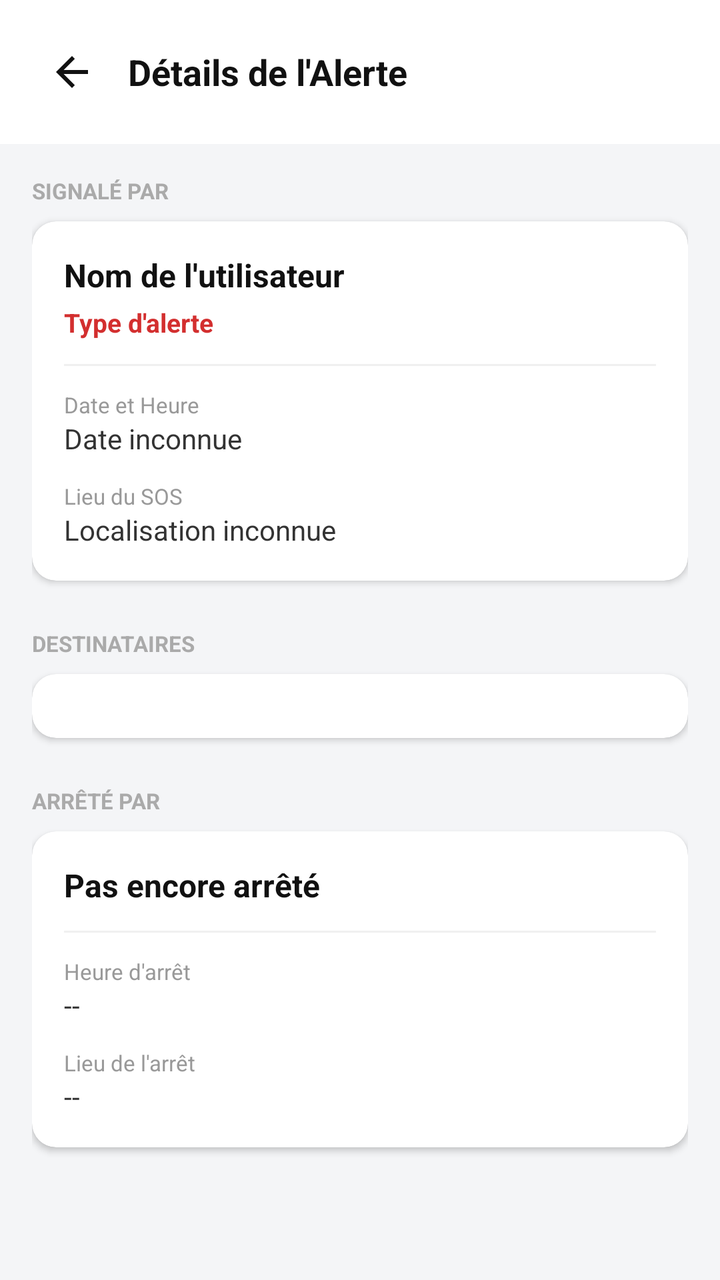
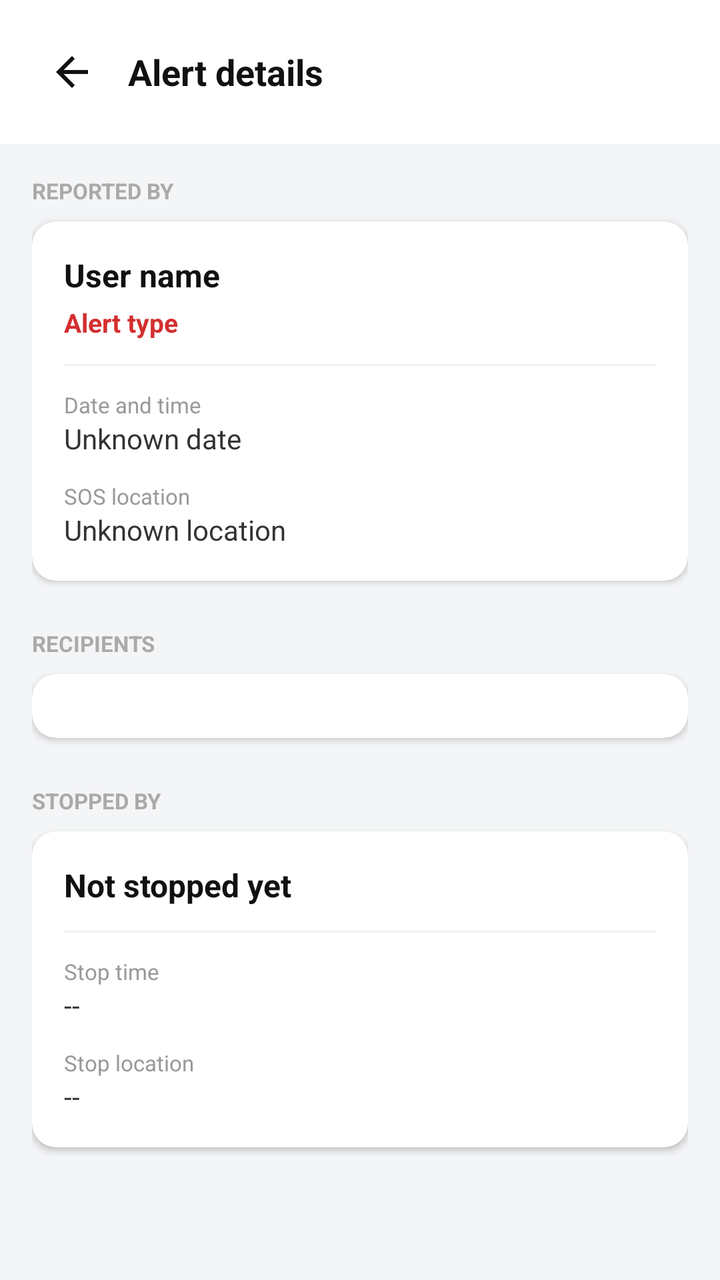

An Android layout rendered at two revisions. The XML below is the earlier revision; the diff shows what the commit changed to produce the second picture.
<!-- AndroidManifest.xml: application theme Theme.AppCompat.Light.NoActionBar -->
<!-- res/layout/activity_alert_detail.xml -->
<?xml version="1.0" encoding="utf-8"?>
<LinearLayout xmlns:android="http://schemas.android.com/apk/res/android"
    xmlns:app="http://schemas.android.com/apk/res-auto"
    android:layout_width="match_parent"
    android:layout_height="match_parent"
    android:orientation="vertical"
    android:background="#F4F5F7">

    
    <LinearLayout
        android:layout_width="match_parent"
        android:layout_height="wrap_content"
        android:background="#FFFFFF"
        android:orientation="horizontal"
        android:gravity="center_vertical"
        android:padding="16dp">

        <ImageButton
            android:id="@+id/btnBack"
            android:layout_width="40dp"
            android:layout_height="40dp"
            android:background="?attr/selectableItemBackgroundBorderless"
            android:src="@drawable/ic_back_arrow"
            android:contentDescription="Retour" />

        <TextView
            android:layout_width="wrap_content"
            android:layout_height="wrap_content"
            android:text="Détails de l'Alerte"
            android:textColor="#111111"
            android:textSize="18sp"
            android:textStyle="bold"
            android:layout_marginStart="8dp" />
    </LinearLayout>

    <ScrollView
        android:layout_width="match_parent"
        android:layout_height="match_parent">

        <LinearLayout
            android:layout_width="match_parent"
            android:layout_height="wrap_content"
            android:orientation="vertical"
            android:padding="16dp">

            
            <TextView
                android:layout_width="wrap_content"
                android:layout_height="wrap_content"
                android:text="SIGNALÉ PAR"
                android:textColor="#AAAAAA"
                android:textSize="11sp"
                android:textStyle="bold"
                android:layout_marginBottom="8dp" />

            <androidx.cardview.widget.CardView
                android:layout_width="match_parent"
                android:layout_height="wrap_content"
                app:cardCornerRadius="12dp"
                app:cardElevation="2dp"
                android:layout_marginBottom="24dp">

                <LinearLayout
                    android:layout_width="match_parent"
                    android:layout_height="wrap_content"
                    android:orientation="vertical"
                    android:padding="16dp">

                    <TextView
                        android:id="@+id/tvDetailSenderName"
                        android:layout_width="wrap_content"
                        android:layout_height="wrap_content"
                        android:text="Nom de l'utilisateur"
                        android:textColor="#111111"
                        android:textSize="16sp"
                        android:textStyle="bold" />

                    <TextView
                        android:id="@+id/tvDetailAlertType"
                        android:layout_width="wrap_content"
                        android:layout_height="wrap_content"
                        android:text="Type d'alerte"
                        android:textColor="#D32F2F"
                        android:textSize="13sp"
                        android:textStyle="bold"
                        android:layout_marginTop="4dp" />

                    <View
                        android:layout_width="match_parent"
                        android:layout_height="1dp"
                        android:background="#F0F0F0"
                        android:layout_marginTop="12dp"
                        android:layout_marginBottom="12dp" />

                    <TextView
                        android:layout_width="wrap_content"
                        android:layout_height="wrap_content"
                        android:text="Date et Heure"
                        android:textColor="#999999"
                        android:textSize="11sp" />

                    <TextView
                        android:id="@+id/tvDetailStartTime"
                        android:layout_width="wrap_content"
                        android:layout_height="wrap_content"
                        android:text="Date inconnue"
                        android:textColor="#333333"
                        android:textSize="14sp" />

                    <TextView
                        android:layout_width="wrap_content"
                        android:layout_height="wrap_content"
                        android:text="Lieu du SOS"
                        android:textColor="#999999"
                        android:textSize="11sp"
                        android:layout_marginTop="12dp" />

                    <TextView
                        android:id="@+id/tvDetailStartLocation"
                        android:layout_width="wrap_content"
                        android:layout_height="wrap_content"
                        android:text="Localisation inconnue"
                        android:textColor="#333333"
                        android:textSize="14sp" />
                </LinearLayout>
            </androidx.cardview.widget.CardView>

            
            <TextView
                android:id="@+id/labelDestinataires"
                android:layout_width="wrap_content"
                android:layout_height="wrap_content"
                android:text="DESTINATAIRES"
                android:textColor="#AAAAAA"
                android:textSize="11sp"
                android:textStyle="bold"
                android:layout_marginBottom="8dp" />

            <androidx.cardview.widget.CardView
                android:layout_width="match_parent"
                android:layout_height="wrap_content"
                app:cardCornerRadius="12dp"
                app:cardElevation="2dp"
                android:layout_marginBottom="24dp">

                <LinearLayout
                    android:id="@+id/llDetailDestinataires"
                    android:layout_width="match_parent"
                    android:layout_height="wrap_content"
                    android:orientation="vertical"
                    android:padding="16dp">
                    
                </LinearLayout>
            </androidx.cardview.widget.CardView>

            
            <TextView
                android:id="@+id/labelStoppedBy"
                android:layout_width="wrap_content"
                android:layout_height="wrap_content"
                android:text="ARRÊTÉ PAR"
                android:textColor="#AAAAAA"
                android:textSize="11sp"
                android:textStyle="bold"
                android:layout_marginBottom="8dp" />

            <androidx.cardview.widget.CardView
                android:id="@+id/cardStoppedInfo"
                android:layout_width="match_parent"
                android:layout_height="wrap_content"
                app:cardCornerRadius="12dp"
                app:cardElevation="2dp"
                android:layout_marginBottom="24dp">

                <LinearLayout
                    android:layout_width="match_parent"
                    android:layout_height="wrap_content"
                    android:orientation="vertical"
                    android:padding="16dp">

                    <TextView
                        android:id="@+id/tvDetailStopperName"
                        android:layout_width="wrap_content"
                        android:layout_height="wrap_content"
                        android:text="Pas encore arrêté"
                        android:textColor="#111111"
                        android:textSize="16sp"
                        android:textStyle="bold" />

                    <View
                        android:layout_width="match_parent"
                        android:layout_height="1dp"
                        android:background="#F0F0F0"
                        android:layout_marginTop="12dp"
                        android:layout_marginBottom="12dp" />

                    <TextView
                        android:layout_width="wrap_content"
                        android:layout_height="wrap_content"
                        android:text="Heure d'arrêt"
                        android:textColor="#999999"
                        android:textSize="11sp" />

                    <TextView
                        android:id="@+id/tvDetailStopTime"
                        android:layout_width="wrap_content"
                        android:layout_height="wrap_content"
                        android:text="--"
                        android:textColor="#333333"
                        android:textSize="14sp" />

                    <TextView
                        android:layout_width="wrap_content"
                        android:layout_height="wrap_content"
                        android:text="Lieu de l'arrêt"
                        android:textColor="#999999"
                        android:textSize="11sp"
                        android:layout_marginTop="12dp" />

                    <TextView
                        android:id="@+id/tvDetailStopLocation"
                        android:layout_width="wrap_content"
                        android:layout_height="wrap_content"
                        android:text="--"
                        android:textColor="#333333"
                        android:textSize="14sp" />
                </LinearLayout>
            </androidx.cardview.widget.CardView>

        </LinearLayout>
    </ScrollView>

</LinearLayout>
<!-- resources referenced by this layout -->
<resources>
  <!-- drawable ic_back_arrow (drawable) -->
  <?xml version="1.0" encoding="utf-8"?>
  <vector xmlns:android="http://schemas.android.com/apk/res/android"
      android:width="24dp"
      android:height="24dp"
      android:viewportWidth="24"
      android:viewportHeight="24">
      <path
          android:fillColor="#111111"
          android:pathData="M20,11 L7.83,11 L13.41,5.41 L12,4 L4,12 L12,20 L13.41,18.59 L7.83,13 L20,13 L20,11 Z" />
  </vector>
</resources>

<!-- the commit's change to res/layout/activity_alert_detail.xml (unified diff, before → after) -->
@@ -21,12 +21,12 @@
             android:layout_height="40dp"
             android:background="?attr/selectableItemBackgroundBorderless"
             android:src="@drawable/ic_back_arrow"
-            android:contentDescription="Retour" />
+            android:contentDescription="@string/back" />
 
         <TextView
             android:layout_width="wrap_content"
             android:layout_height="wrap_content"
-            android:text="Détails de l'Alerte"
+            android:text="@string/alert_details_title"
             android:textColor="#111111"
             android:textSize="18sp"
             android:textStyle="bold"
@@ -47,7 +47,7 @@
             <TextView
                 android:layout_width="wrap_content"
                 android:layout_height="wrap_content"
-                android:text="SIGNALÉ PAR"
+            android:text="@string/alert_reported_by"
                 android:textColor="#AAAAAA"
                 android:textSize="11sp"
                 android:textStyle="bold"
@@ -70,7 +70,7 @@
                         android:id="@+id/tvDetailSenderName"
                         android:layout_width="wrap_content"
                         android:layout_height="wrap_content"
-                        android:text="Nom de l'utilisateur"
+                        android:text="@string/alert_user_name"
                         android:textColor="#111111"
                         android:textSize="16sp"
                         android:textStyle="bold" />
@@ -79,7 +79,7 @@
                         android:id="@+id/tvDetailAlertType"
                         android:layout_width="wrap_content"
                         android:layout_height="wrap_content"
-                        android:text="Type d'alerte"
+                        android:text="@string/alert_type"
                         android:textColor="#D32F2F"
                         android:textSize="13sp"
                         android:textStyle="bold"
@@ -95,7 +95,7 @@
                     <TextView
                         android:layout_width="wrap_content"
                         android:layout_height="wrap_content"
-                        android:text="Date et Heure"
+                        android:text="@string/alert_date_time"
                         android:textColor="#999999"
                         android:textSize="11sp" />
 
@@ -103,14 +103,14 @@
                         android:id="@+id/tvDetailStartTime"
                         android:layout_width="wrap_content"
                         android:layout_height="wrap_content"
-                        android:text="Date inconnue"
-                        android:textColor="#333333"
-                        android:textSize="14sp" />
-
-                    <TextView
-                        android:layout_width="wrap_content"
-                        android:layout_height="wrap_content"
-                        android:text="Lieu du SOS"
+                        android:text="@string/alert_unknown_date"
+                        android:textColor="#333333"
+                        android:textSize="14sp" />
+
+                    <TextView
+                        android:layout_width="wrap_content"
+                        android:layout_height="wrap_content"
+                        android:text="@string/alert_sos_place"
                         android:textColor="#999999"
                         android:textSize="11sp"
                         android:layout_marginTop="12dp" />
@@ -119,7 +119,7 @@
                         android:id="@+id/tvDetailStartLocation"
                         android:layout_width="wrap_content"
                         android:layout_height="wrap_content"
-                        android:text="Localisation inconnue"
+                        android:text="@string/alert_unknown_location"
                         android:textColor="#333333"
                         android:textSize="14sp" />
                 </LinearLayout>
@@ -130,7 +130,7 @@
                 android:id="@+id/labelDestinataires"
                 android:layout_width="wrap_content"
                 android:layout_height="wrap_content"
-                android:text="DESTINATAIRES"
+            android:text="@string/alert_recipients"
                 android:textColor="#AAAAAA"
                 android:textSize="11sp"
                 android:textStyle="bold"
@@ -158,7 +158,7 @@
                 android:id="@+id/labelStoppedBy"
                 android:layout_width="wrap_content"
                 android:layout_height="wrap_content"
-                android:text="ARRÊTÉ PAR"
+            android:text="@string/alert_stopped_by"
                 android:textColor="#AAAAAA"
                 android:textSize="11sp"
                 android:textStyle="bold"
@@ -182,7 +182,7 @@
                         android:id="@+id/tvDetailStopperName"
                         android:layout_width="wrap_content"
                         android:layout_height="wrap_content"
-                        android:text="Pas encore arrêté"
+                        android:text="@string/alert_not_stopped_yet"
                         android:textColor="#111111"
                         android:textSize="16sp"
                         android:textStyle="bold" />
@@ -197,7 +197,7 @@
                     <TextView
                         android:layout_width="wrap_content"
                         android:layout_height="wrap_content"
-                        android:text="Heure d'arrêt"
+                        android:text="@string/alert_stop_time"
                         android:textColor="#999999"
                         android:textSize="11sp" />
 
@@ -212,7 +212,7 @@
                     <TextView
                         android:layout_width="wrap_content"
                         android:layout_height="wrap_content"
-                        android:text="Lieu de l'arrêt"
+                        android:text="@string/alert_stop_place"
                         android:textColor="#999999"
                         android:textSize="11sp"
                         android:layout_marginTop="12dp" />
<!-- resource entries referenced after the edit -->
@@ -11,5 +11,19 @@
           android:fillColor="#111111"
           android:pathData="M20,11 L7.83,11 L13.41,5.41 L12,4 L4,12 L12,20 L13.41,18.59 L7.83,13 L20,13 L20,11 Z" />
   </vector>
+  <string name="alert_date_time">Date and time</string>
+  <string name="alert_details_title">Alert details</string>
+  <string name="alert_not_stopped_yet">Not stopped yet</string>
+  <string name="alert_recipients">RECIPIENTS</string>
+  <string name="alert_reported_by">REPORTED BY</string>
+  <string name="alert_sos_place">SOS location</string>
+  <string name="alert_stop_place">Stop location</string>
+  <string name="alert_stop_time">Stop time</string>
+  <string name="alert_stopped_by">STOPPED BY</string>
+  <string name="alert_type">Alert type</string>
+  <string name="alert_unknown_date">Unknown date</string>
+  <string name="alert_unknown_location">Unknown location</string>
+  <string name="alert_user_name">User name</string>
+  <string name="back">Back</string>
 </resources>
 
